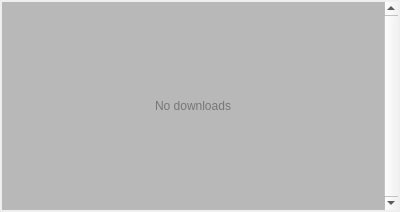
This is downloadmanagerwidget.ui in keremet/simplebrowser as Qt 5 draws it before an edit. The edited form follows.
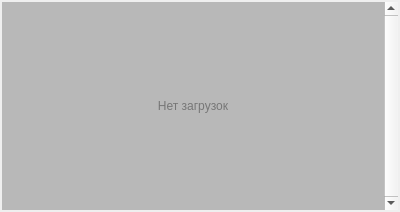
This is the edited form.

The edit to the form file:
```diff
--- a/downloadmanagerwidget.ui
+++ b/downloadmanagerwidget.ui
@@ -86,7 +86,7 @@
           <string notr="true">color: palette(shadow)</string>
          </property>
          <property name="text">
-          <string>No downloads</string>
+          <string>Нет загрузок</string>
          </property>
          <property name="alignment">
           <set>Qt::AlignCenter</set>
```
Left out of the diff: 2 changed lines with no effect on the pictures.
